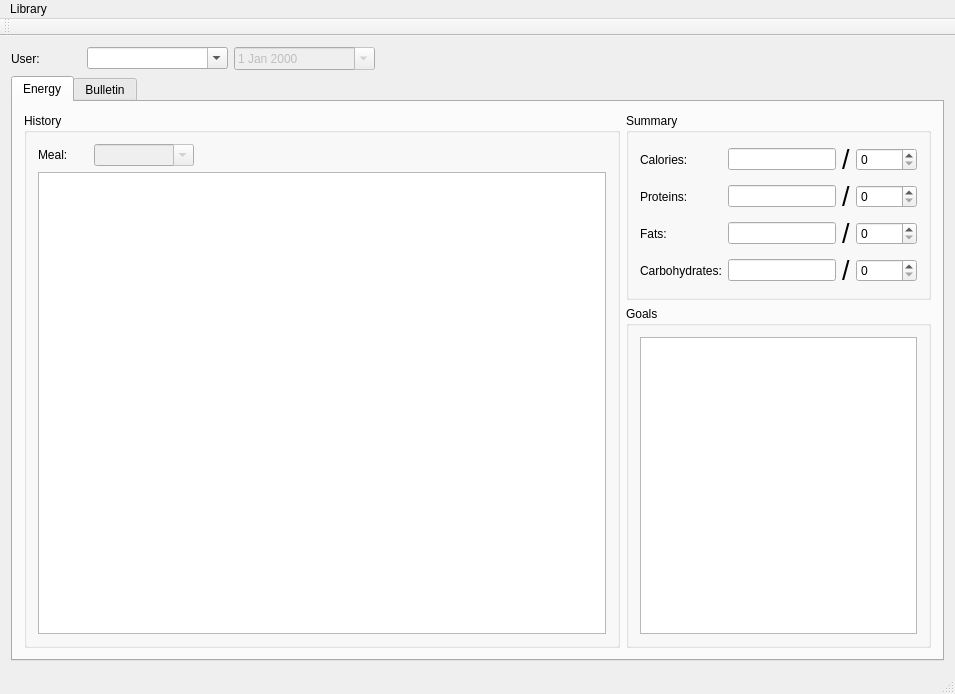
Above: mainwindow.ui from quantum-pie/cbgu before the change. Below: the same form after it.
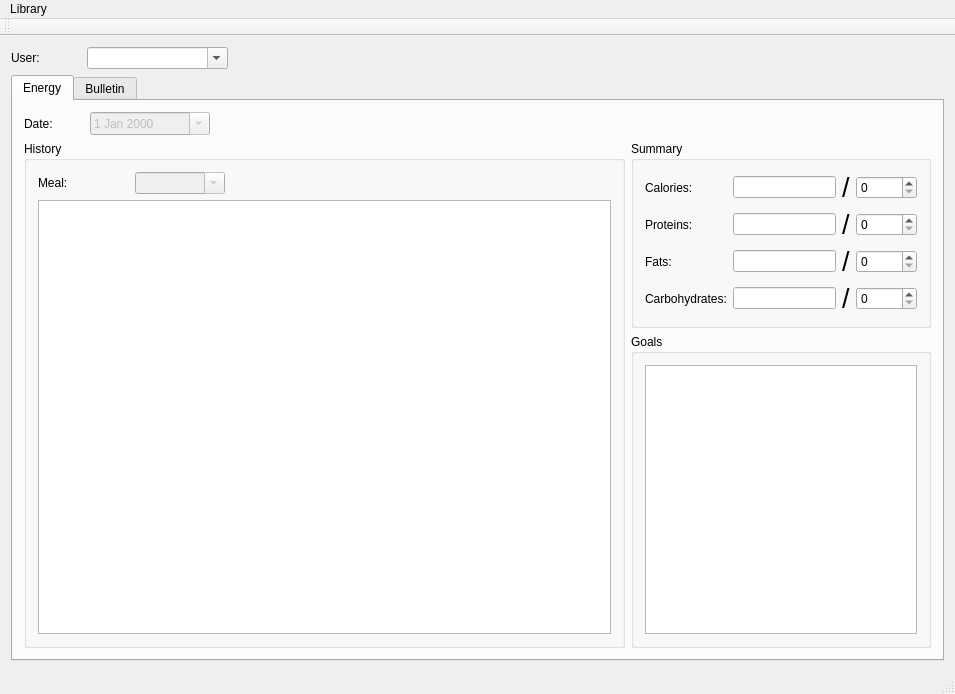
That is the form after the change. Icons and pictures are not drawn.

Commit message: Move data selector into energy tab

```diff
--- a/mainwindow.ui
+++ b/mainwindow.ui
@@ -35,7 +35,72 @@
        <attribute name="title">
         <string>Energy</string>
        </attribute>
-       <layout class="QGridLayout" name="gridLayout_4" columnstretch="1,0">
+       <layout class="QVBoxLayout" name="verticalLayout">
+        <item>
+         <layout class="QHBoxLayout" name="horizontalLayout" stretch="1,2,12">
+          <item>
+           <widget class="QLabel" name="label_11">
+            <property name="text">
+             <string>Date:</string>
+            </property>
+           </widget>
+          </item>
+          <item>
+           <widget class="QDateEdit" name="dateEdit">
+            <property name="enabled">
+             <bool>false</bool>
+            </property>
+            <property name="calendarPopup">
+             <bool>true</bool>
+            </property>
+           </widget>
+          </item>
+          <item>
+           <spacer name="horizontalSpacer">
+            <property name="orientation">
+             <enum>Qt::Horizontal</enum>
+            </property>
+            <property name="sizeHint" stdset="0">
+             <size>
+              <width>40</width>
+              <height>20</height>
+             </size>
+            </property>
+           </spacer>
+          </item>
+         </layout>
+        </item>
+        <item>
+         <layout class="QGridLayout" name="gridLayout_4" columnstretch="4,2">
+          <item row="0" column="0" rowspan="2">
+           <widget class="QGroupBox" name="groupBox">
+            <property name="title">
+             <string>History</string>
+            </property>
+            <layout class="QGridLayout" name="gridLayout" columnstretch="0,0,0,0,0,0">
+             <item row="2" column="0" colspan="6">
+              <widget class="QTableView" name="tableView"/>
+             </item>
+             <item row="1" column="0">
+              <widget class="QLabel" name="label_2">
+               <property name="text">
+                <string>Meal:</string>
+               </property>
+              </widget>
+             </item>
+             <item row="1" column="1">
+              <widget class="QComboBox" name="comboBox_meal">
+               <property name="enabled">
+                <bool>false</bool>
+               </property>
+               <property name="editable">
+                <bool>true</bool>
+               </property>
+              </widget>
+             </item>
+            </layout>
+           </widget>
+          </item>
         <item row="0" column="1">
          <widget class="QGroupBox" name="groupBox_2">
           <property name="title">
@@ -189,34 +254,7 @@
           </layout>
          </widget>
         </item>
-        <item row="0" column="0" rowspan="2">
-         <widget class="QGroupBox" name="groupBox">
-          <property name="title">
-           <string>History</string>
-          </property>
-          <layout class="QGridLayout" name="gridLayout" columnstretch="1,2,4,4">
-           <item row="1" column="0" colspan="4">
-            <widget class="QTableView" name="tableView"/>
-           </item>
-           <item row="0" column="0">
-            <widget class="QLabel" name="label_2">
-             <property name="text">
-              <string>Meal:</string>
-             </property>
-            </widget>
-           </item>
-           <item row="0" column="1">
-            <widget class="QComboBox" name="comboBox_meal">
-             <property name="enabled">
-              <bool>false</bool>
-             </property>
-             <property name="editable">
-              <bool>true</bool>
-             </property>
-            </widget>
-           </item>
-          </layout>
-         </widget>
+         </layout>
         </item>
        </layout>
       </widget>
@@ -235,16 +273,6 @@
       </property>
      </widget>
     </item>
-    <item row="0" column="2">
-     <widget class="QDateEdit" name="dateEdit">
-      <property name="enabled">
-       <bool>false</bool>
-      </property>
-      <property name="calendarPopup">
-       <bool>true</bool>
-      </property>
-     </widget>
-    </item>
    </layout>
   </widget>
   <widget class="QMenuBar" name="menuBar">
```
Lines whose indentation alone changed are shown as unchanged. The commit also changes 1 other file.
